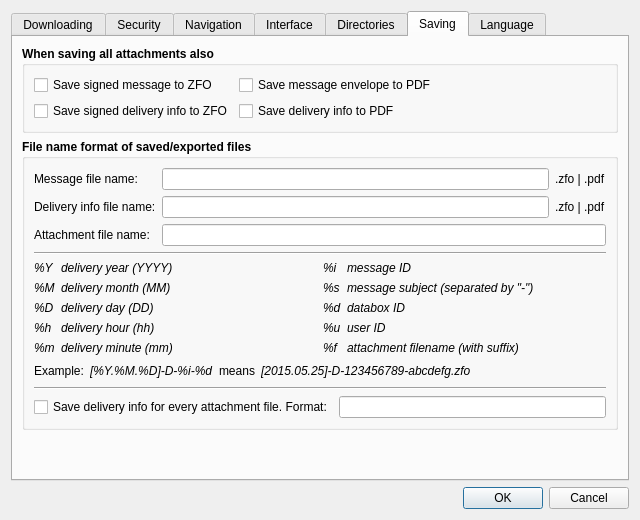
Before: the Qt Designer form src/gui/ui/dlg_preferences.ui in psakar/datovka, drawn with Qt 5.
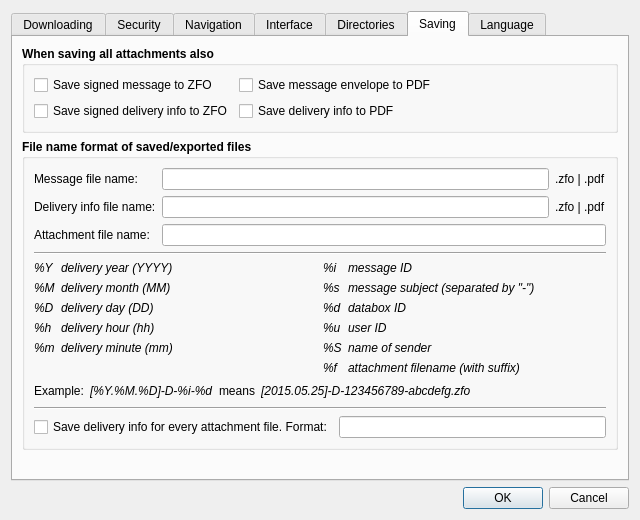
After: the same form once the commit is applied. The open tabs and pages were chosen to show the change. Icons and pictures are not drawn.

Commit message: Fixed illegal characters in the filename (issue #177)

Diff of the .ui file:
```diff
--- a/src/gui/ui/dlg_preferences.ui
+++ b/src/gui/ui/dlg_preferences.ui
@@ -1426,7 +1426,7 @@
                 </property>
                </widget>
               </item>
-              <item row="4" column="0">
+              <item row="5" column="0">
                <widget class="QLabel" name="label_11">
                 <property name="font">
                  <font>
@@ -1440,7 +1440,7 @@
                 </property>
                </widget>
               </item>
-              <item row="4" column="1">
+              <item row="5" column="1">
                <widget class="QLabel" name="label_26">
                 <property name="font">
                  <font>
@@ -1482,6 +1482,34 @@
                 </property>
                </widget>
               </item>
+              <item row="4" column="1">
+               <widget class="QLabel" name="label_10">
+                <property name="font">
+                 <font>
+                  <weight>50</weight>
+                  <italic>true</italic>
+                  <bold>false</bold>
+                 </font>
+                </property>
+                <property name="text">
+                 <string>name of sender</string>
+                </property>
+               </widget>
+              </item>
+              <item row="4" column="0">
+               <widget class="QLabel" name="label_35">
+                <property name="font">
+                 <font>
+                  <weight>50</weight>
+                  <italic>true</italic>
+                  <bold>false</bold>
+                 </font>
+                </property>
+                <property name="text">
+                 <string notr="true">%S</string>
+                </property>
+               </widget>
+              </item>
              </layout>
             </item>
            </layout>
```
The commit also changes 1 other file.
